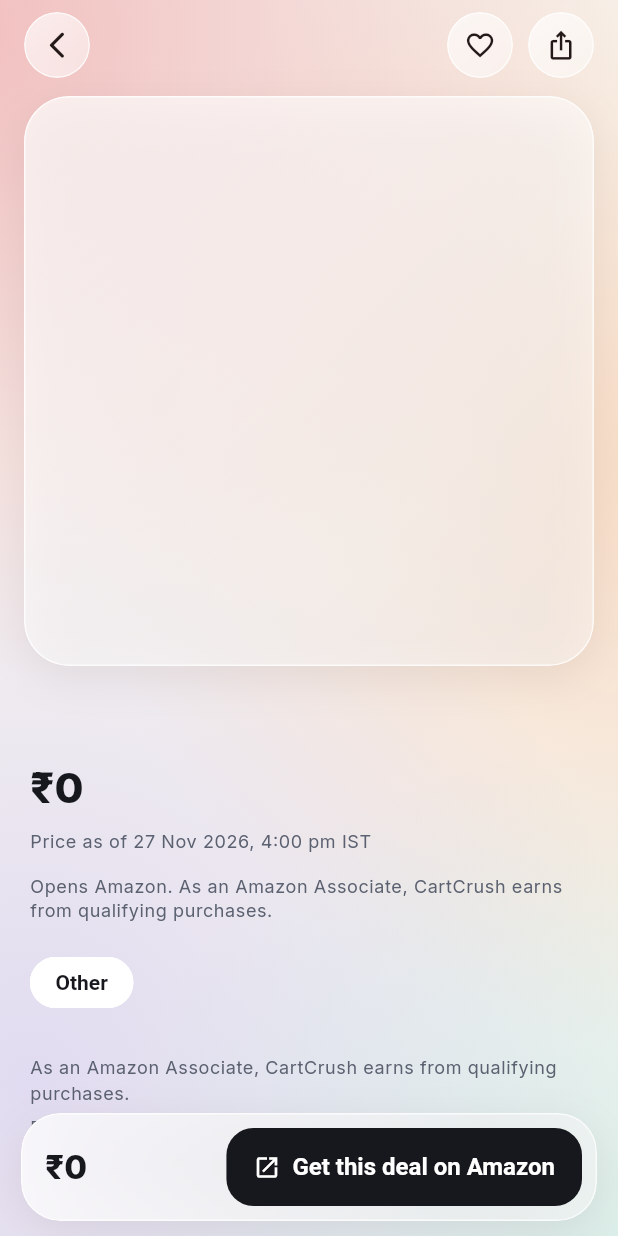
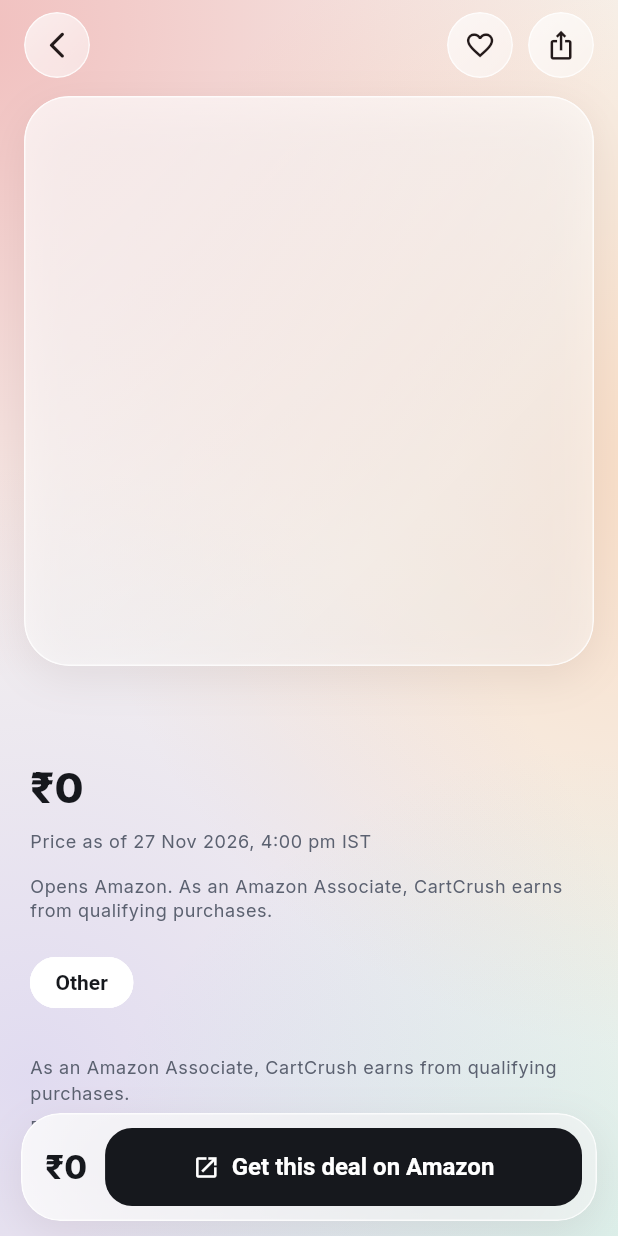
Before and after one commit to imanilchauhan/amazon-deal-finder, a Flutter app: the DealPage screen opened directly with empty values, on a phone screen of 412 x 824 dp. Run offline on Flutter 3.47's test engine with Material 3 defaults, Android fonts, the phone set to English and light mode, and no system bars; our stand-ins replace cached_network_image, firebase_core, firebase_messaging, flutter_native_splash, flutter_riverpod, google_fonts and 2 more; accounts and stored records are empty; network calls fail.

Commit message:
App: deal action bar fits narrow screens

```diff
--- a/app/lib/ui/deal_page.dart
+++ b/app/lib/ui/deal_page.dart
@@ -204,9 +204,8 @@ class _DealPageState extends ConsumerState<DealPage> {
             strength: 1.15,
             padding: const EdgeInsets.fromLTRB(16, 10, 10, 10),
             child: Row(children: [
-              if (d.active && fresh)
-                Expanded(
-                  child: Column(
+              if (d.active && fresh) ...[
+                Column(
                     mainAxisSize: MainAxisSize.min,
                     crossAxisAlignment: CrossAxisAlignment.start,
                     children: [
@@ -215,17 +214,21 @@ class _DealPageState extends ConsumerState<DealPage> {
                         Text('${d.discountPct}% off', style: TextStyle(color: context.tones.good, fontWeight: FontWeight.w700)),
                     ],
                   ),
-                )
-              else
-                const Spacer(),
-              FilledButton.icon(
-                onPressed: openAmazon,
-                icon: const Icon(Icons.open_in_new, size: 18),
-                label: Text(d.active ? 'Get this deal on Amazon' : 'See it on Amazon'),
-                style: FilledButton.styleFrom(
-                  minimumSize: const Size(0, 52),
-                  padding: const EdgeInsets.symmetric(horizontal: 18),
-                  shape: RoundedRectangleBorder(borderRadius: BorderRadius.circular(18)),
+                const SizedBox(width: 12),
+              ],
+              Expanded(
+                child: FilledButton.icon(
+                  onPressed: openAmazon,
+                  icon: const Icon(Icons.open_in_new, size: 18),
+                  label: FittedBox(
+                    fit: BoxFit.scaleDown,
+                    child: Text(d.active ? 'Get this deal on Amazon' : 'See it on Amazon'),
+                  ),
+                  style: FilledButton.styleFrom(
+                    minimumSize: const Size(0, 52),
+                    padding: const EdgeInsets.symmetric(horizontal: 14),
+                    shape: RoundedRectangleBorder(borderRadius: BorderRadius.circular(18)),
+                  ),
                 ),
               ),
             ]),
```
